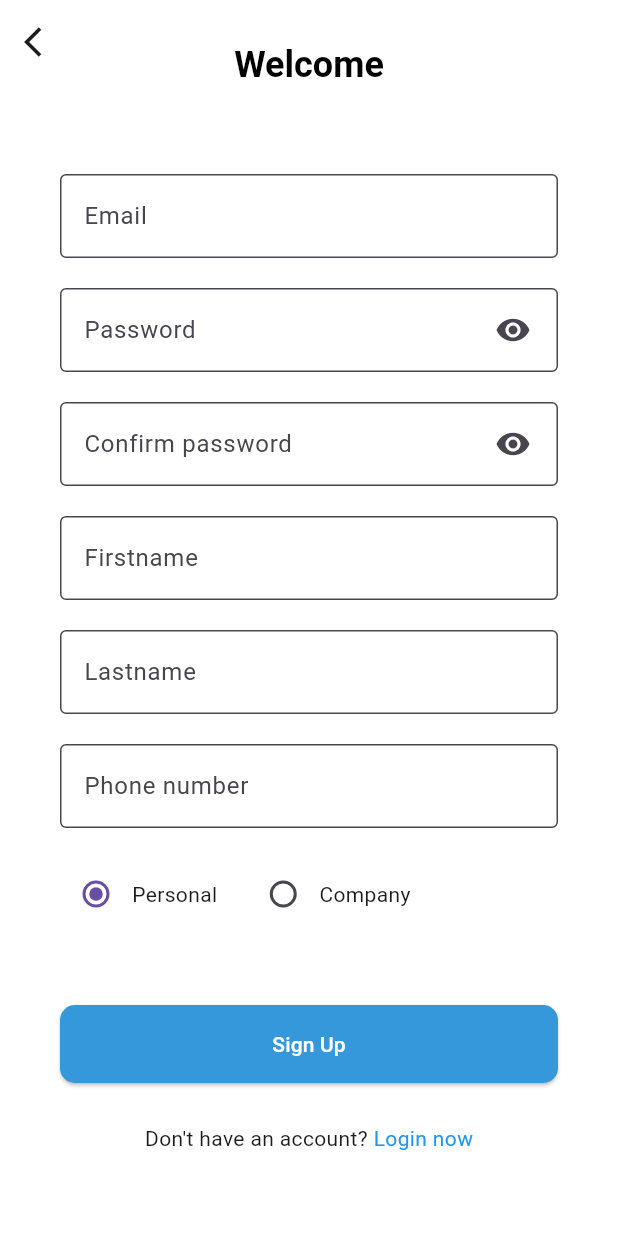
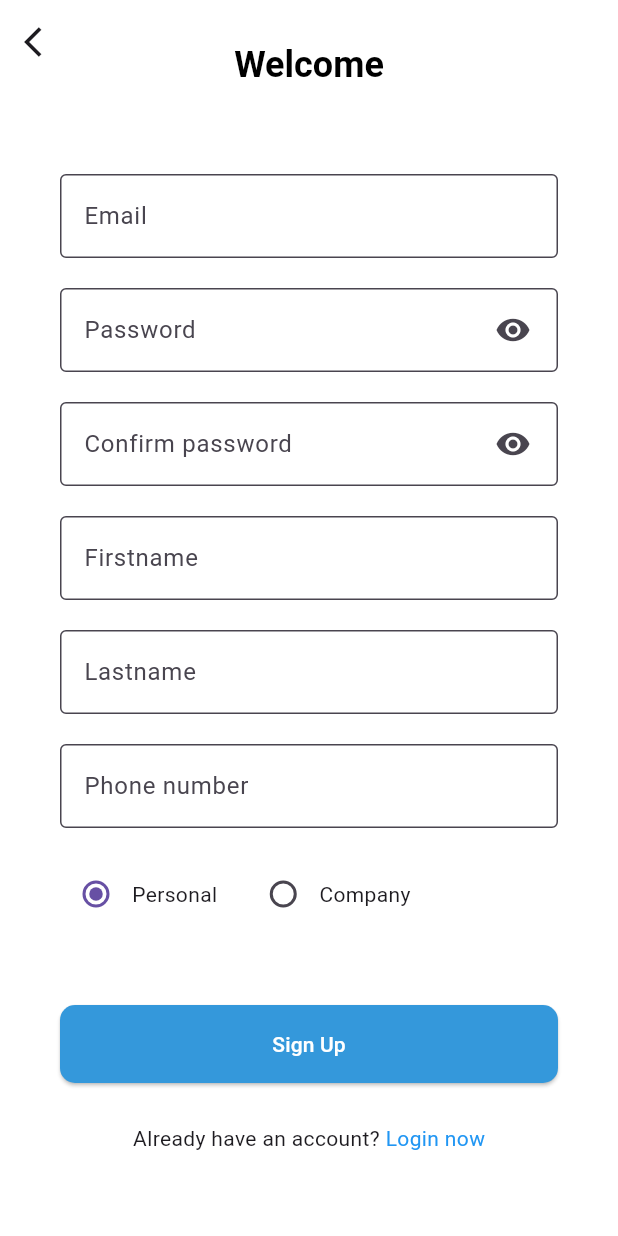
Before and after one commit to ganran00121/Filter_Resume, a Flutter app: the SignupScreen screen opened directly, on a phone screen of 412 x 824 dp. Run offline on Flutter 3.47's test engine with Material 3 defaults, Android fonts, the phone set to English and light mode, and no system bars.

Commit message:
already have an account word edit

```diff
--- a/lib/screens/signup_screen.dart
+++ b/lib/screens/signup_screen.dart
@@ -154,7 +154,7 @@ class _SignupScreenState extends State<SignupScreen> {
                 child: Row(
                   mainAxisAlignment: MainAxisAlignment.center,
                   children: [
-                    const Text("Don't have an account? "),
+                    const Text("Already have an account? "),
                     InkWell(
                       onTap: () {
                         Navigator.push(
```
